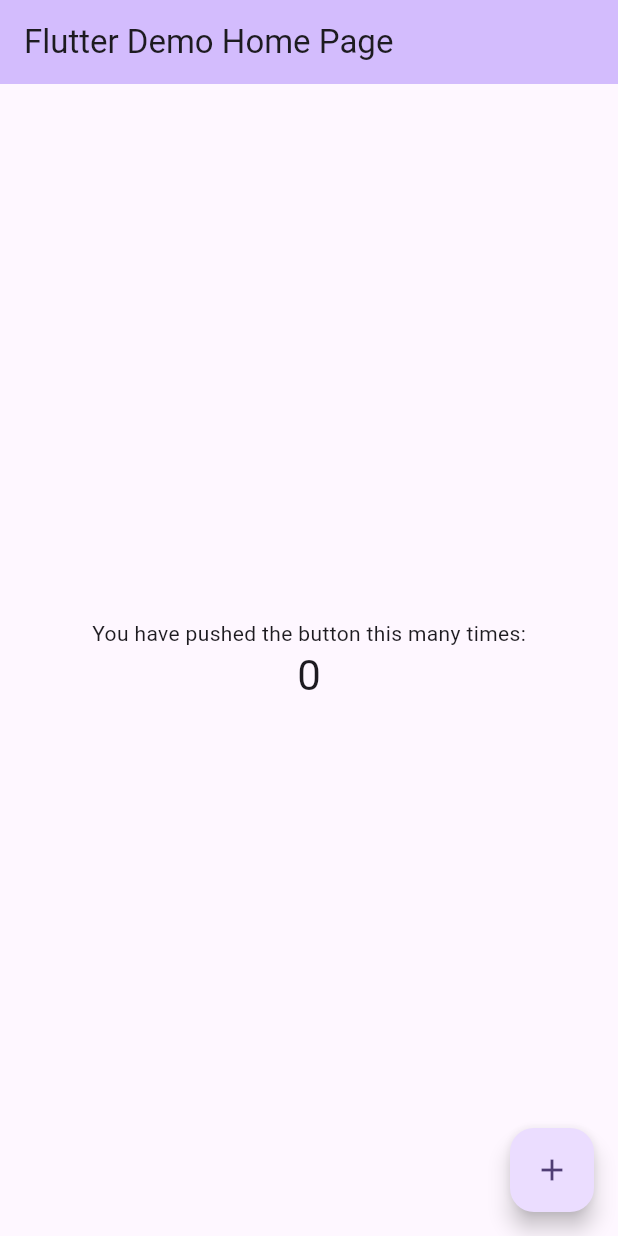
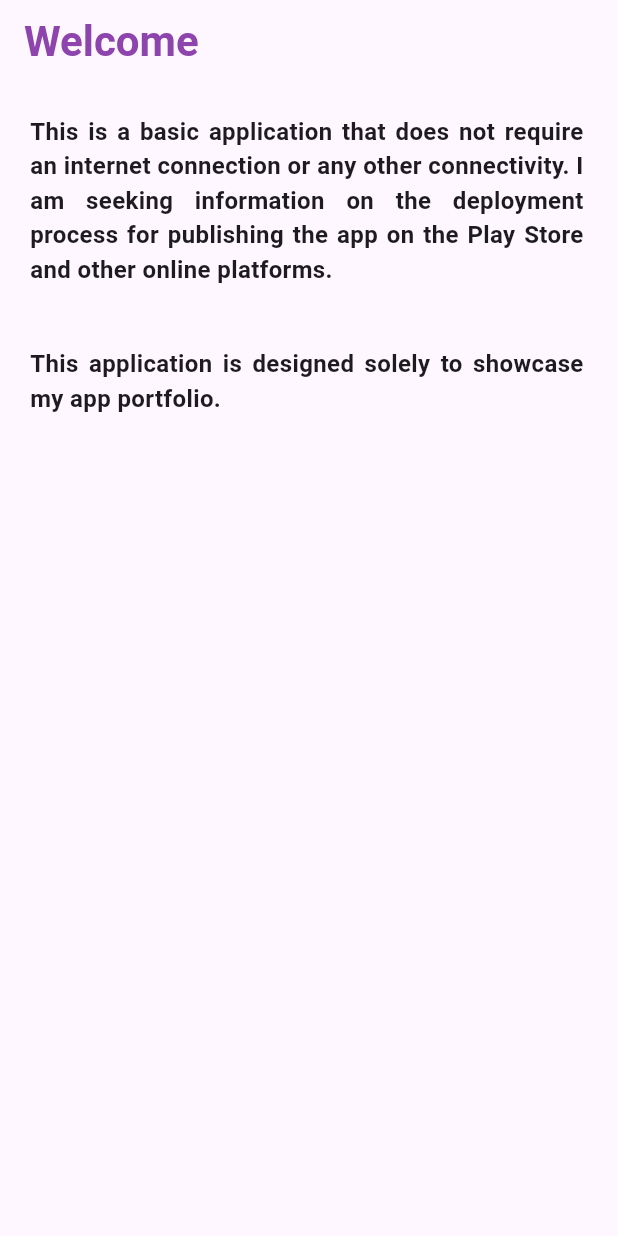
Before and after one commit to Sripathiyadav/Sripathiportfolioapp, a Flutter app: the screen it shows after launch, on a phone screen of 412 x 824 dp. Run offline on Flutter 3.47's test engine with Material 3 defaults, Android fonts, the phone set to English and light mode, and no system bars; our stand-ins replace google_fonts.

Commit message:
initial commit

```diff
--- a/lib/main.dart
+++ b/lib/main.dart
@@ -1,4 +1,6 @@
 import 'package:flutter/material.dart';
+import 'package:google_fonts/google_fonts.dart';
+import 'package:socks_store/screens/LoginScreen/loginscreen.dart';
 
 void main() {
   runApp(const MyApp());
@@ -13,113 +15,12 @@ class MyApp extends StatelessWidget {
     return MaterialApp(
       title: 'Flutter Demo',
       theme: ThemeData(
-        // This is the theme of your application.
-        //
-        // TRY THIS: Try running your application with "flutter run". You'll see
-        // the application has a purple toolbar. Then, without quitting the app,
-        // try changing the seedColor in the colorScheme below to Colors.green
-        // and then invoke "hot reload" (save your changes or press the "hot
-        // reload" button in a Flutter-supported IDE, or press "r" if you used
-        // the command line to start the app).
-        //
-        // Notice that the counter didn't reset back to zero; the application
-        // state is not lost during the reload. To reset the state, use hot
-        // restart instead.
-        //
-        // This works for code too, not just values: Most code changes can be
-        // tested with just a hot reload.
+        textTheme: GoogleFonts.robotoTextTheme(),
         colorScheme: ColorScheme.fromSeed(seedColor: Colors.deepPurple),
         useMaterial3: true,
       ),
-      home: const MyHomePage(title: 'Flutter Demo Home Page'),
+      debugShowCheckedModeBanner: false,
+      home: Loginscreen(),
     );
   }
 }
-
-class MyHomePage extends StatefulWidget {
-  const MyHomePage({super.key, required this.title});
-
-  // This widget is the home page of your application. It is stateful, meaning
-  // that it has a State object (defined below) that contains fields that affect
-  // how it looks.
-
-  // This class is the configuration for the state. It holds the values (in this
-  // case the title) provided by the parent (in this case the App widget) and
-  // used by the build method of the State. Fields in a Widget subclass are
-  // always marked "final".
-
-  final String title;
-
-  @override
-  State<MyHomePage> createState() => _MyHomePageState();
-}
-
-class _MyHomePageState extends State<MyHomePage> {
-  int _counter = 0;
-
-  void _incrementCounter() {
-    setState(() {
-      // This call to setState tells the Flutter framework that something has
-      // changed in this State, which causes it to rerun the build method below
-      // so that the display can reflect the updated values. If we changed
-      // _counter without calling setState(), then the build method would not be
-      // called again, and so nothing would appear to happen.
-      _counter++;
-    });
-  }
-
-  @override
-  Widget build(BuildContext context) {
-    // This method is rerun every time setState is called, for instance as done
-    // by the _incrementCounter method above.
-    //
-    // The Flutter framework has been optimized to make rerunning build methods
-    // fast, so that you can just rebuild anything that needs updating rather
-    // than having to individually change instances of widgets.
-    return Scaffold(
-      appBar: AppBar(
-        // TRY THIS: Try changing the color here to a specific color (to
-        // Colors.amber, perhaps?) and trigger a hot reload to see the AppBar
-        // change color while the other colors stay the same.
-        backgroundColor: Theme.of(context).colorScheme.inversePrimary,
-        // Here we take the value from the MyHomePage object that was created by
-        // the App.build method, and use it to set our appbar title.
-        title: Text(widget.title),
-      ),
-      body: Center(
-        // Center is a layout widget. It takes a single child and positions it
-        // in the middle of the parent.
-        child: Column(
-          // Column is also a layout widget. It takes a list of children and
-          // arranges them vertically. By default, it sizes itself to fit its
-          // children horizontally, and tries to be as tall as its parent.
-          //
-          // Column has various properties to control how it sizes itself and
-          // how it positions its children. Here we use mainAxisAlignment to
-          // center the children vertically; the main axis here is the vertical
-          // axis because Columns are vertical (the cross axis would be
-          // horizontal).
-          //
-          // TRY THIS: Invoke "debug painting" (choose the "Toggle Debug Paint"
-          // action in the IDE, or press "p" in the console), to see the
-          // wireframe for each widget.
-          mainAxisAlignment: MainAxisAlignment.center,
-          children: <Widget>[
-            const Text(
-              'You have pushed the button this many times:',
-            ),
-            Text(
-              '$_counter',
-              style: Theme.of(context).textTheme.headlineMedium,
-            ),
-          ],
-        ),
-      ),
-      floatingActionButton: FloatingActionButton(
-        onPressed: _incrementCounter,
-        tooltip: 'Increment',
-        child: const Icon(Icons.add),
-      ), // This trailing comma makes auto-formatting nicer for build methods.
-    );
-  }
-}
--- /dev/null
+++ b/lib/screens/HomeScreen/components/homescreen_body.dart
@@ -0,0 +1,14 @@
+import 'package:flutter/material.dart';
+
+class HomeScreenBody extends StatelessWidget {
+  const HomeScreenBody({super.key});
+
+  @override
+  Widget build(BuildContext context) {
+    return const SingleChildScrollView(
+      child: Column(
+        children: [],
+      ),
+    );
+  }
+}
--- /dev/null
+++ b/lib/screens/HomeScreen/homescreen.dart
@@ -0,0 +1,17 @@
+
+import 'package:flutter/material.dart';
+import 'components/homescreen_body.dart';
+
+class HomeScreen extends StatelessWidget {
+  const HomeScreen({super.key});
+
+  @override
+  Widget build(BuildContext context) {
+    return Scaffold(
+      appBar: AppBar(
+        title: const Text('HomeScreen'),
+      ),
+      body: HomeScreenBody(),
+    );
+  }
+}
--- /dev/null
+++ b/lib/screens/LoginScreen/components/loginscreen_body.dart
@@ -0,0 +1,39 @@
+import 'package:flutter/material.dart';
+
+class LoginscreenBody extends StatelessWidget {
+  const LoginscreenBody({super.key});
+
+  @override
+  Widget build(BuildContext context) {
+    return const SingleChildScrollView(
+      child: Column(
+        // mainAxisAlignment: MainAxisAlignment.center,
+        //crossAxisAlignment: CrossAxisAlignment.start,
+        children: [
+          Padding(
+            padding: EdgeInsets.symmetric(vertical: 20, horizontal: 20),
+            child: SelectableText(
+              "This is a basic application that does not require an internet connection or any other connectivity. I am seeking information on the deployment process for publishing the app on the Play Store and other online platforms.",
+              textAlign: TextAlign.justify,
+              style: TextStyle(
+                fontSize: 16,
+                fontWeight: FontWeight.w600,
+              ),
+            ),
+          ),
+          Padding(
+            padding: EdgeInsets.symmetric(vertical: 20, horizontal: 20),
+            child: SelectableText(
+          " This application is designed solely to showcase my app portfolio.",
+              textAlign: TextAlign.justify,
+              style: TextStyle(
+                fontSize: 16,
+                fontWeight: FontWeight.w600,
+              ),
+            ),
+          )
+        ],
+      ),
+    );
+  }
+}
--- /dev/null
+++ b/lib/screens/LoginScreen/loginscreen.dart
@@ -0,0 +1,23 @@
+import 'package:flutter/material.dart';
+import 'components/loginscreen_body.dart';
+
+class Loginscreen extends StatelessWidget {
+  const Loginscreen({super.key});
+
+  @override
+  Widget build(BuildContext context) {
+    return Scaffold(
+      appBar: AppBar(
+        title: const Text(
+          'Welcome',
+          style: TextStyle(
+            fontSize: 28,
+            fontWeight: FontWeight.bold,
+            color: Color.fromARGB(255, 141, 68, 173),
+          ),
+        ),
+      ),
+      body: const LoginscreenBody(),
+    );
+  }
+}
--- a/pubspec.yaml
+++ b/pubspec.yaml
@@ -1,4 +1,4 @@
-name: base
+name: socks_store
 description: "A new Flutter project."
 # The following line prevents the package from being accidentally published to
 # pub.dev using `flutter pub publish`. This is preferred for private packages.
@@ -35,6 +35,7 @@ dependencies:
   # The following adds the Cupertino Icons font to your application.
   # Use with the CupertinoIcons class for iOS style icons.
   cupertino_icons: ^1.0.8
+  google_fonts: ^6.2.1
 
 dev_dependencies:
   flutter_test:
```
Also changed, not shown: pubspec.lock, 16 other files.
